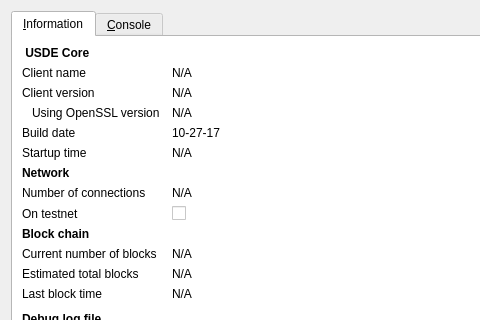
owner232/USDEX, file src/qt/forms/rpcconsole.ui: the form before one commit; both pictures show x 0 to 480 and y 0 to 320 of the 740 by 450 pixel window.
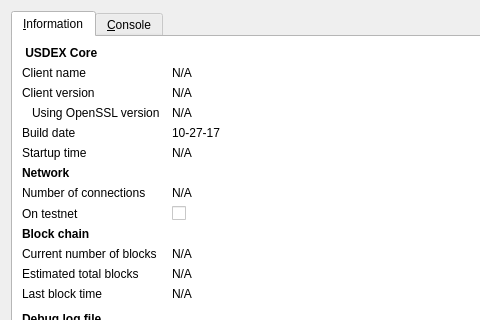
The form after the commit. Icons and pictures are not drawn.

Commit message: Changing USDE to USDEX Welcome to the Start of the Unification of the Next Generation Cryptocurrencies

What changed in the file:
```diff
--- a/src/qt/forms/rpcconsole.ui
+++ b/src/qt/forms/rpcconsole.ui
@@ -869,7 +869,7 @@
           </font>
          </property>
          <property name="text">
-          <string> USDE Core</string>
+          <string> USDEX Core</string>
          </property>
         </widget>
        </item>
```
Left out of the diff: 6 changed lines with no effect on the pictures. The commit also changes 127 other files.
